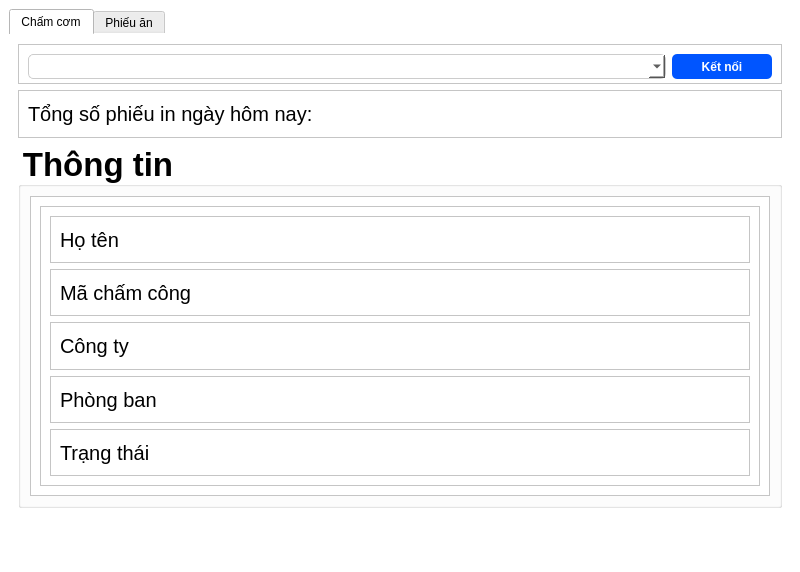
Before: the Qt Designer form ui/app.ui in nntrunglinux/th_lunch_checkin, drawn with Qt 5.
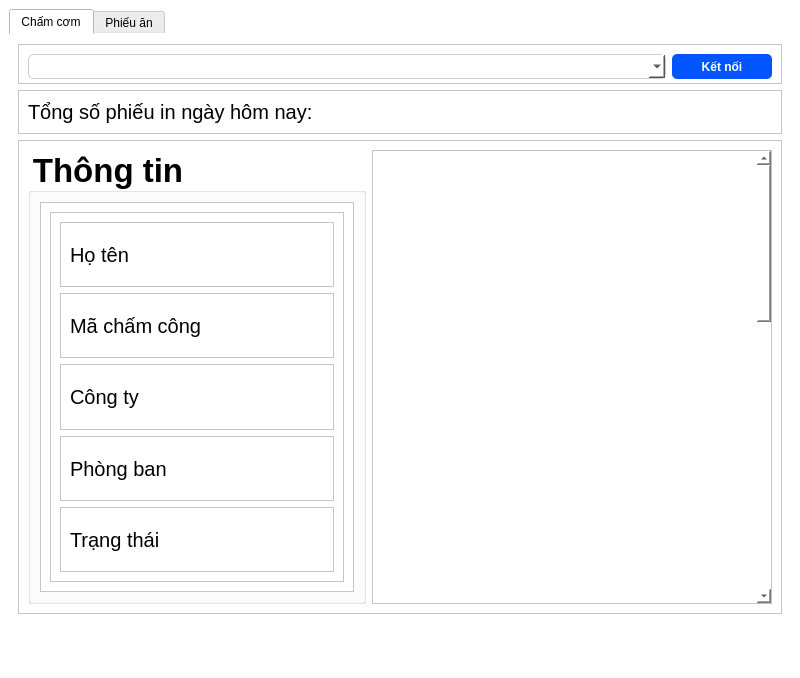
After: the same form once the commit is applied.

Commit message: feat: thay doi layout cho cham com

```diff
--- a/ui/app.ui
+++ b/ui/app.ui
@@ -7,7 +7,7 @@
     <x>0</x>
     <y>0</y>
     <width>800</width>
-    <height>572</height>
+    <height>678</height>
    </rect>
   </property>
   <property name="windowTitle">
@@ -142,6 +142,15 @@
          </widget>
         </item>
         <item>
+         <widget class="QFrame" name="frame_11">
+          <property name="frameShape">
+           <enum>QFrame::StyledPanel</enum>
+          </property>
+          <property name="frameShadow">
+           <enum>QFrame::Raised</enum>
+          </property>
+          <layout class="QHBoxLayout" name="horizontalLayout_11">
+           <item>
          <widget class="QGroupBox" name="groupBox">
           <property name="font">
            <font>
@@ -404,6 +413,55 @@
                </widget>
               </item>
              </layout>
+               </widget>
+              </item>
+             </layout>
+            </widget>
+           </item>
+           <item>
+            <widget class="QScrollArea" name="scrollArea">
+             <property name="minimumSize">
+              <size>
+               <width>0</width>
+               <height>450</height>
+              </size>
+             </property>
+             <property name="maximumSize">
+              <size>
+               <width>400</width>
+               <height>16777215</height>
+              </size>
+             </property>
+             <property name="widgetResizable">
+              <bool>true</bool>
+             </property>
+             <widget class="QWidget" name="scrollAreaWidgetContents">
+              <property name="geometry">
+               <rect>
+                <x>0</x>
+                <y>0</y>
+                <width>381</width>
+                <height>1218</height>
+               </rect>
+              </property>
+              <layout class="QVBoxLayout" name="verticalLayout_6">
+               <item>
+                <widget class="QWidget" name="lunch_info_widget" native="true">
+                 <property name="minimumSize">
+                  <size>
+                   <width>0</width>
+                   <height>1200</height>
+                  </size>
+                 </property>
+                 <layout class="QVBoxLayout" name="verticalLayout_8">
+                  <item>
+                   <layout class="QVBoxLayout" name="lunch_info_layout"/>
+                  </item>
+                 </layout>
+                </widget>
+               </item>
+              </layout>
+             </widget>
             </widget>
            </item>
           </layout>
```
Lines whose indentation alone changed are shown as unchanged. The commit also changes 2 other files.
